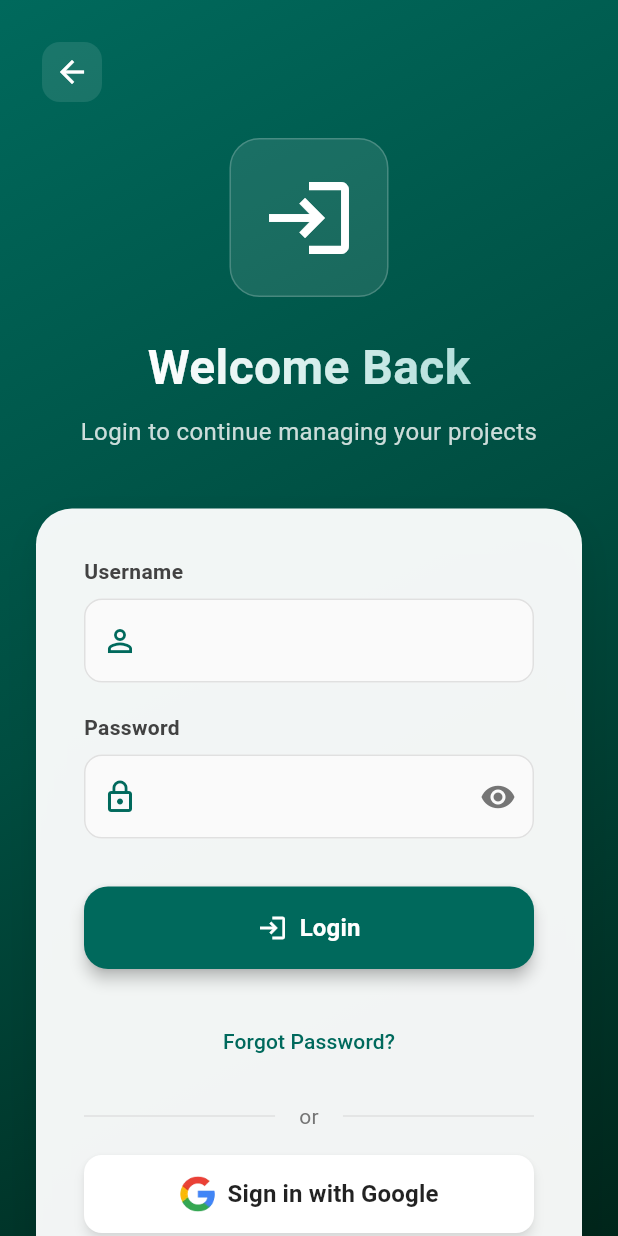
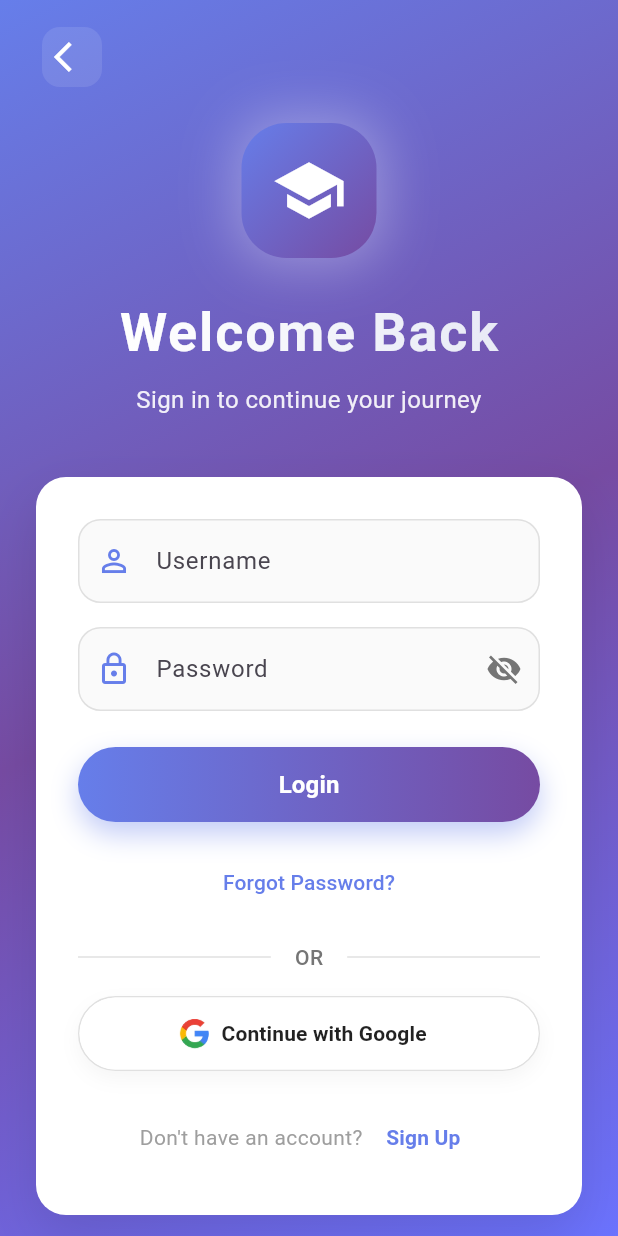
Before and after one commit to qmuuoryan/spms-frontend, a Flutter app: the screen it shows after launch, after a tap on "Login", on a phone screen of 412 x 824 dp. Run offline on Flutter 3.47's test engine with Material 3 defaults, Android fonts, the phone set to English and light mode, and no system bars; our stand-ins replace file_picker, google_sign_in.

Commit message:
redesigned the login page

```diff
--- a/lib/screens/login_screen.dart
+++ b/lib/screens/login_screen.dart
@@ -28,7 +28,7 @@ class _LoginScreenState extends State<LoginScreen> with TickerProviderStateMixin
   void initState() {
     super.initState();
     _animationController = AnimationController(
-      duration: const Duration(milliseconds: 800),
+      duration: const Duration(milliseconds: 1000),
       vsync: this,
     );
 
@@ -41,11 +41,11 @@ class _LoginScreenState extends State<LoginScreen> with TickerProviderStateMixin
     ));
 
     _slideAnimation = Tween<Offset>(
-      begin: const Offset(0, 0.3),
+      begin: const Offset(0, 0.5),
       end: Offset.zero,
     ).animate(CurvedAnimation(
       parent: _animationController,
-      curve: Curves.easeOutCubic,
+      curve: Curves.easeOutBack,
     ));
 
     _animationController.forward();
@@ -172,26 +172,24 @@ class _LoginScreenState extends State<LoginScreen> with TickerProviderStateMixin
         decoration: const BoxDecoration(
           gradient: LinearGradient(
             colors: [
-              Color(0xFF00695C),
-              Color(0xFF004D40),
-              Color(0xFF00251A),
+              Color(0xFF667eea),
+              Color(0xFF764ba2),
+              Color(0xFF6B73FF),
             ],
             begin: Alignment.topLeft,
             end: Alignment.bottomRight,
           ),
         ),
         child: SafeArea(
+          child: Center(
             child: SingleChildScrollView(
               child: Padding(
-              padding: const EdgeInsets.all(24.0),
+                padding: const EdgeInsets.symmetric(horizontal: 24.0),
                 child: Column(
+                  mainAxisAlignment: MainAxisAlignment.center,
                   children: [
-                  // Header Section
                     _buildHeader(),
-
                     const SizedBox(height: 40),
-
-                  // Login Form
                     FadeTransition(
                       opacity: _fadeAnimation,
                       child: SlideTransition(
@@ -199,12 +197,8 @@ class _LoginScreenState extends State<LoginScreen> with TickerProviderStateMixin
                         child: _buildLoginForm(),
                       ),
                     ),
-
-                  const SizedBox(height: 20),
-
-                  // Additional Info
-                  _buildFooterInfo(),
                   ],
+                ),
               ),
             ),
           ),
@@ -216,12 +210,14 @@ class _LoginScreenState extends State<LoginScreen> with TickerProviderStateMixin
   Widget _buildHeader() {
     return Column(
       children: [
-        // Back Button
-        Row(
-          children: [
-            IconButton(
+        // Back button
+        Align(
+          alignment: Alignment.topLeft,
+          child: Container(
+            margin: const EdgeInsets.only(bottom: 20),
+            child: IconButton(
               onPressed: () => Navigator.pop(context),
-              icon: const Icon(Icons.arrow_back, color: Colors.white),
+              icon: const Icon(Icons.arrow_back_ios, color: Colors.white),
               style: IconButton.styleFrom(
                 backgroundColor: Colors.white.withOpacity(0.1),
                 shape: RoundedRectangleBorder(
@@ -229,41 +225,48 @@ class _LoginScreenState extends State<LoginScreen> with TickerProviderStateMixin
                 ),
               ),
             ),
-          ],
+          ),
         ),
 
-        const SizedBox(height: 20),
-
-        // Welcome Section
+        // Logo with glow effect
         Container(
           padding: const EdgeInsets.all(20),
           decoration: BoxDecoration(
-            color: Colors.white.withOpacity(0.1),
-            borderRadius: BorderRadius.circular(20),
-            border: Border.all(
-              color: Colors.white.withOpacity(0.2),
-              width: 1,
+            gradient: const LinearGradient(
+              colors: [Color(0xFF667eea), Color(0xFF764ba2)],
+              begin: Alignment.topLeft,
+              end: Alignment.bottomRight,
             ),
+            borderRadius: BorderRadius.circular(30),
+            boxShadow: [
+              BoxShadow(
+                color: Colors.white.withOpacity(0.3),
+                blurRadius: 30,
+                spreadRadius: 5,
+              ),
+            ],
           ),
           child: const Icon(
-            Icons.login,
-            size: 64,
+            Icons.school,
+            size: 50,
             color: Colors.white,
           ),
         ),
 
         const SizedBox(height: 24),
 
+        // Title with animation
         ShaderMask(
           shaderCallback: (bounds) => const LinearGradient(
-            colors: [Colors.white, Color(0xFFB2DFDB)],
+            colors: [Colors.white, Color(0xFFE8EAF6)],
           ).createShader(bounds),
           child: const Text(
             "Welcome Back",
             style: TextStyle(
-              fontSize: 32,
-              fontWeight: FontWeight.bold,
+              fontSize: 36,
+              fontWeight: FontWeight.w700,
               color: Colors.white,
+              letterSpacing: 1.2,
             ),
           ),
         ),
@@ -271,10 +274,11 @@ class _LoginScreenState extends State<LoginScreen> with TickerProviderStateMixin
         const SizedBox(height: 8),
 
         Text(
-          "Login to continue managing your projects",
+          "Sign in to continue your journey",
           style: TextStyle(
             fontSize: 16,
-            color: Colors.white.withOpacity(0.8),
+            color: Colors.white.withOpacity(0.9),
+            fontWeight: FontWeight.w400,
           ),
           textAlign: TextAlign.center,
         ),
@@ -284,15 +288,16 @@ class _LoginScreenState extends State<LoginScreen> with TickerProviderStateMixin
 
   Widget _buildLoginForm() {
     return Container(
-      padding: const EdgeInsets.all(32),
+      width: MediaQuery.of(context).size.width * 0.9,
+      padding: const EdgeInsets.all(28),
       decoration: BoxDecoration(
-        color: Colors.white.withOpacity(0.95),
-        borderRadius: BorderRadius.circular(24),
+        color: Colors.white,
+        borderRadius: BorderRadius.circular(20),
         boxShadow: [
           BoxShadow(
             color: Colors.black.withOpacity(0.1),
-            blurRadius: 20,
-            offset: const Offset(0, 10),
+            blurRadius: 30,
+            offset: const Offset(0, 15),
           ),
         ],
       ),
@@ -301,7 +306,7 @@ class _LoginScreenState extends State<LoginScreen> with TickerProviderStateMixin
         child: Column(
           crossAxisAlignment: CrossAxisAlignment.stretch,
           children: [
-            // Username Field
+            // Form fields
             _buildInputField(
               controller: emailController,
               label: "Username",
@@ -314,9 +319,8 @@ class _LoginScreenState extends State<LoginScreen> with TickerProviderStateMixin
               },
             ),
 
-            const SizedBox(height: 20),
+            const SizedBox(height: 16),
 
-            // Password Field
             _buildInputField(
               controller: passwordController,
               label: "Password",
@@ -333,19 +337,34 @@ class _LoginScreenState extends State<LoginScreen> with TickerProviderStateMixin
               },
             ),
 
-            const SizedBox(height: 32),
+            const SizedBox(height: 24),
 
-            // Login Button
-            ElevatedButton(
+            // Login button
+            Container(
+              height: 50,
+              decoration: BoxDecoration(
+                gradient: const LinearGradient(
+                  colors: [Color(0xFF667eea), Color(0xFF764ba2)],
+                  begin: Alignment.centerLeft,
+                  end: Alignment.centerRight,
+                ),
+                borderRadius: BorderRadius.circular(25),
+                boxShadow: [
+                  BoxShadow(
+                    color: const Color(0xFF667eea).withOpacity(0.4),
+                    blurRadius: 15,
+                    offset: const Offset(0, 8),
+                  ),
+                ],
+              ),
+              child: ElevatedButton(
                 onPressed: isLoading ? null : loginUser,
                 style: ElevatedButton.styleFrom(
-                backgroundColor: const Color(0xFF00695C),
-                foregroundColor: Colors.white,
-                padding: const EdgeInsets.symmetric(vertical: 16),
+                  backgroundColor: Colors.transparent,
+                  shadowColor: Colors.transparent,
                   shape: RoundedRectangleBorder(
-                  borderRadius: BorderRadius.circular(16),
+                    borderRadius: BorderRadius.circular(25),
                   ),
-                elevation: 4,
                 ),
                 child: isLoading
                     ? const SizedBox(
@@ -356,28 +375,22 @@ class _LoginScreenState extends State<LoginScreen> with TickerProviderStateMixin
                           valueColor: AlwaysStoppedAnimation<Color>(Colors.white),
                         ),
                       )
-                  : const Row(
-                      mainAxisAlignment: MainAxisAlignment.center,
-                      children: [
-                        Icon(Icons.login, size: 20),
-                        SizedBox(width: 8),
-                        Text(
+                    : const Text(
                         "Login",
                         style: TextStyle(
                           fontSize: 16,
                           fontWeight: FontWeight.w600,
+                          color: Colors.white,
                         ),
                       ),
-                      ],
               ),
             ),
 
-            const SizedBox(height: 24),
+            const SizedBox(height: 16),
 
-            // Forgot Password
+            // Forgot password
             TextButton(
               onPressed: () {
-                // Handle forgot password
                 ScaffoldMessenger.of(context).showSnackBar(
                   const SnackBar(
                     content: Text("Forgot password feature coming soon!"),
@@ -388,7 +401,7 @@ class _LoginScreenState extends State<LoginScreen> with TickerProviderStateMixin
               child: const Text(
                 "Forgot Password?",
                 style: TextStyle(
-                  color: Color(0xFF00695C),
+                  color: Color(0xFF667eea),
                   fontWeight: FontWeight.w500,
                 ),
               ),
@@ -403,8 +416,11 @@ class _LoginScreenState extends State<LoginScreen> with TickerProviderStateMixin
                 Padding(
                   padding: const EdgeInsets.symmetric(horizontal: 16),
                   child: Text(
-                    "or",
-                    style: TextStyle(color: Colors.grey.shade600),
+                    "OR",
+                    style: TextStyle(
+                      color: Colors.grey.shade600,
+                      fontWeight: FontWeight.w500,
+                    ),
                   ),
                 ),
                 Expanded(child: Divider(color: Colors.grey.shade300)),
@@ -413,45 +429,58 @@ class _LoginScreenState extends State<LoginScreen> with TickerProviderStateMixin
 
             const SizedBox(height: 16),
 
-            // Google Sign-In Button
-            ElevatedButton.icon(
+            // Google sign-in
+            Container(
+              height: 50,
+              decoration: BoxDecoration(
+                color: Colors.white,
+                borderRadius: BorderRadius.circular(25),
+                border: Border.all(color: Colors.grey.shade300),
+                boxShadow: [
+                  BoxShadow(
+                    color: Colors.grey.withOpacity(0.1),
+                    blurRadius: 10,
+                    offset: const Offset(0, 5),
+                  ),
+                ],
+              ),
+              child: ElevatedButton.icon(
                 onPressed: isGoogleLoading ? null : signInWithGoogle,
                 icon: Image.asset(
-                'assets/icons/g.png', // Make sure this file exists in your assets
-                height: 24,
-                width: 24,
+                  'assets/icons/g.png',
+                  height: 20,
+                  width: 20,
                 ),
                 label: isGoogleLoading
                     ? const SizedBox(
-                      height: 20,
-                      width: 20,
+                        height: 16,
+                        width: 16,
                         child: CircularProgressIndicator(
                           strokeWidth: 2,
-                        valueColor: AlwaysStoppedAnimation<Color>(Colors.white),
+                          valueColor: AlwaysStoppedAnimation<Color>(Colors.grey),
                         ),
                       )
                     : const Text(
-                      "Sign in with Google",
+                        "Continue with Google",
                         style: TextStyle(
-                        fontSize: 16,
+                          fontSize: 14,
                           fontWeight: FontWeight.w600,
                         ),
                       ),
                 style: ElevatedButton.styleFrom(
                   backgroundColor: Colors.white,
                   foregroundColor: Colors.black87,
-                padding: const EdgeInsets.symmetric(vertical: 14),
+                  shadowColor: Colors.transparent,
                   shape: RoundedRectangleBorder(
-                  borderRadius: BorderRadius.circular(12),
+                    borderRadius: BorderRadius.circular(25),
                   ),
-                elevation: 3,
-                shadowColor: Colors.black45,
+                ),
               ),
             ),
 
-            const SizedBox(height: 16),
+            const SizedBox(height: 20),
 
-            // Register Link
+            // Sign up link
             Row(
               mainAxisAlignment: MainAxisAlignment.center,
               children: [
@@ -464,8 +493,8 @@ class _LoginScreenState extends State<LoginScreen> with TickerProviderStateMixin
                   child: const Text(
                     "Sign Up",
                     style: TextStyle(
-                      color: Color(0xFF00695C),
-                      fontWeight: FontWeight.bold,
+                      color: Color(0xFF667eea),
+                      fontWeight: FontWeight.w600,
                     ),
                   ),
                 ),
@@ -484,28 +513,17 @@ class _LoginScreenState extends State<LoginScreen> with TickerProviderStateMixin
     bool isPassword = false,
     String? Function(String?)? validator,
   }) {
-    return Column(
-      crossAxisAlignment: CrossAxisAlignment.start,
-      children: [
-        Text(
-          label,
-          style: const TextStyle(
-            fontSize: 14,
-            fontWeight: FontWeight.w600,
-            color: Color(0xFF424242),
-          ),
-        ),
-        const SizedBox(height: 8),
-        TextFormField(
+    return TextFormField(
       controller: controller,
       obscureText: isPassword ? _obscurePassword : false,
       validator: validator,
       decoration: InputDecoration(
-            prefixIcon: Icon(icon, color: const Color(0xFF00695C)),
+        labelText: label,
+        prefixIcon: Icon(icon, color: const Color(0xFF667eea)),
         suffixIcon: isPassword
             ? IconButton(
                 icon: Icon(
-                      _obscurePassword ? Icons.visibility : Icons.visibility_off,
+                  _obscurePassword ? Icons.visibility_off : Icons.visibility,
                   color: Colors.grey.shade600,
                 ),
                 onPressed: () {
@@ -516,68 +534,25 @@ class _LoginScreenState extends State<LoginScreen> with TickerProviderStateMixin
               )
             : null,
         border: OutlineInputBorder(
-              borderRadius: BorderRadius.circular(12),
+          borderRadius: BorderRadius.circular(15),
           borderSide: BorderSide(color: Colors.grey.shade300),
         ),
         enabledBorder: OutlineInputBorder(
-              borderRadius: BorderRadius.circular(12),
+          borderRadius: BorderRadius.circular(15),
           borderSide: BorderSide(color: Colors.grey.shade300),
         ),
         focusedBorder: OutlineInputBorder(
-              borderRadius: BorderRadius.circular(12),
-              borderSide: const BorderSide(color: Color(0xFF00695C), width: 2),
+          borderRadius: BorderRadius.circular(15),
+          borderSide: const BorderSide(color: Color(0xFF667eea), width: 2),
         ),
         errorBorder: OutlineInputBorder(
-              borderRadius: BorderRadius.circular(12),
+          borderRadius: BorderRadius.circular(15),
           borderSide: const BorderSide(color: Colors.red, width: 1),
         ),
         filled: true,
         fillColor: Colors.grey.shade50,
         contentPadding: const EdgeInsets.symmetric(horizontal: 16, vertical: 16),
       ),
-        ),
-      ],
-    );
-  }
-
-  Widget _buildFooterInfo() {
-    return Container(
-      padding: const EdgeInsets.all(20),
-      decoration: BoxDecoration(
-        color: Colors.white.withOpacity(0.1),
-        borderRadius: BorderRadius.circular(16),
-        border: Border.all(
-          color: Colors.white.withOpacity(0.2),
-          width: 1,
-        ),
-      ),
-      child: Column(
-        children: [
-          Icon(
-            Icons.security,
-            color: Colors.white.withOpacity(0.8),
-            size: 32,
-          ),
-          const SizedBox(height: 12),
-          Text(
-            "Secure Login",
-            style: TextStyle(
-              color: Colors.white,
-              fontSize: 16,
-              fontWeight: FontWeight.w600,
-            ),
-          ),
-          const SizedBox(height: 8),
-          Text(
-            "Your credentials are encrypted and secure",
-            style: TextStyle(
-              color: Colors.white.withOpacity(0.8),
-              fontSize: 14,
-            ),
-            textAlign: TextAlign.center,
-          ),
-        ],
-      ),
     );
   }
 }
```
Lines whose indentation alone changed are shown as unchanged.
